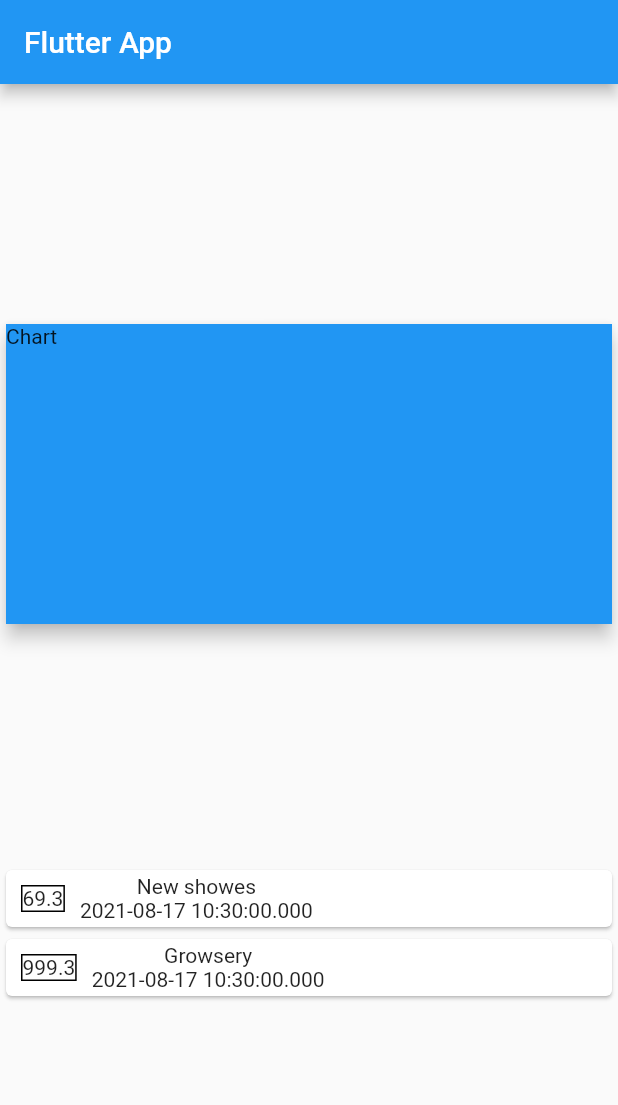
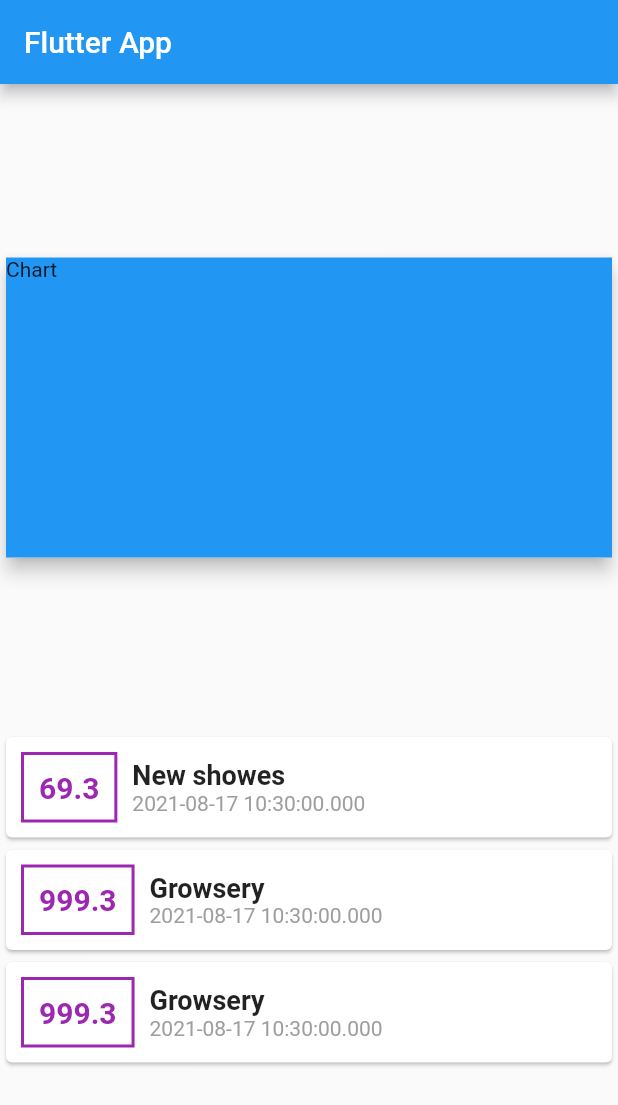
Before and after one commit to mahin1995/flutter_udemy_project2, a Flutter app: the screen it shows after launch, on a phone screen of 412 x 824 dp. Shown: the top 1105 px of the screen. Run offline on Flutter 3.47's test engine with Material 2 defaults, Android fonts, the phone set to English and light mode, and no system bars.

Commit message:
from office pc

```diff
--- a/lib/main.dart
+++ b/lib/main.dart
@@ -11,6 +11,10 @@ class MyApp extends StatelessWidget {
         id: 't1', title: "New showes", amount: 69.3, date: DateTime.now()),
     Transaction(
         id: 't2', title: "Growsery", amount: 999.3, date: DateTime.now()),
+    Transaction(
+        id: 't2', title: "Growsery", amount: 999.3, date: DateTime.now()),
+
+
   ];
   // const MyApp({Key? key}) : super(key: key);
 
@@ -42,22 +46,43 @@ class MyApp extends StatelessWidget {
                   child: Row(
                   children: <Widget>[
                     Container(
-                      child: Text(tx.amount.toString()),
+                      child: Text(
+                        tx.amount.toString(),
+                        style: TextStyle(
+                            fontWeight: FontWeight.bold,
+                            fontSize: 20,
+                            color: Colors.purple),
+                      ),
                       margin:
                           EdgeInsets.symmetric(vertical: 10, horizontal: 10),
+                          padding: EdgeInsets.all(10),
                       decoration: BoxDecoration(
-                          border: Border.all(color: Colors.black)),
+                          border: Border.all(color: Colors.purple, width: 2)),
                     ),
                     Column(
                       children: <Widget>[
-                        Text(tx.title),
-                        Text(tx.date.toString()),
+                        Text(
+                          tx.title,
+                          style: TextStyle(
+                            fontSize: 18,
+                            fontWeight: FontWeight.bold,
+                          ),
+                        ),
+                        Text(
+                          tx.date.toString(),
+                          style: TextStyle(
+                            color: Colors.grey,
+                          ),
+                        ),
                       ],
+                    crossAxisAlignment: CrossAxisAlignment.start,
                     )
                   ],
                 )
+
                 );
               }).toList(),
+
             ),
 
           ],
```
